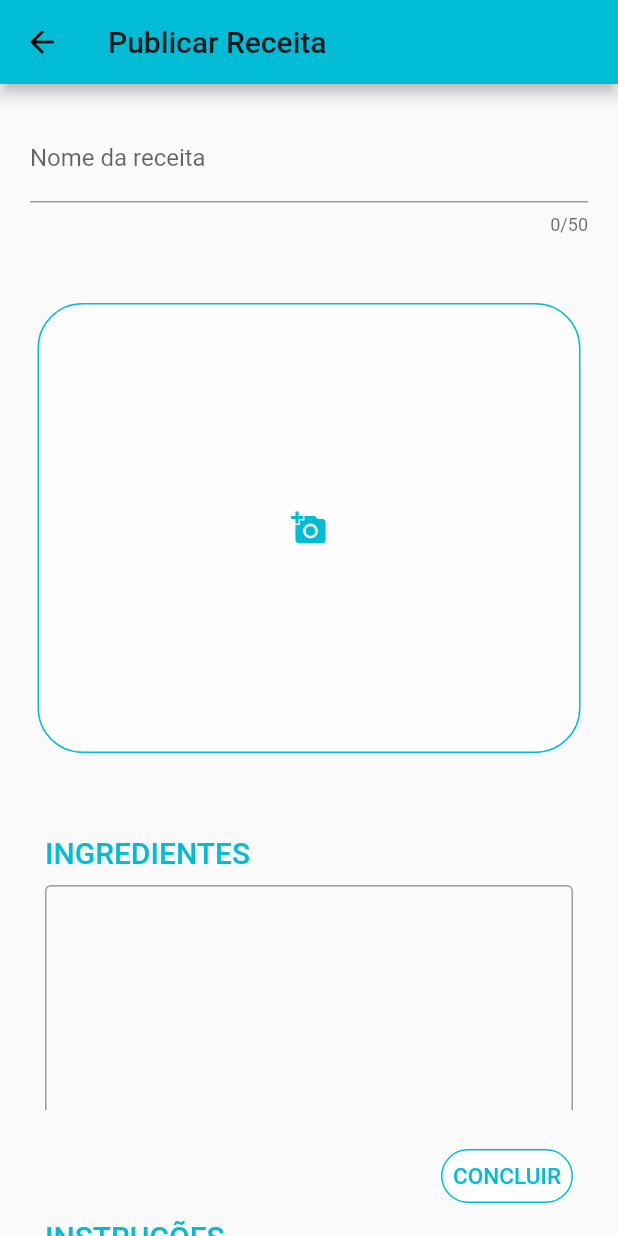
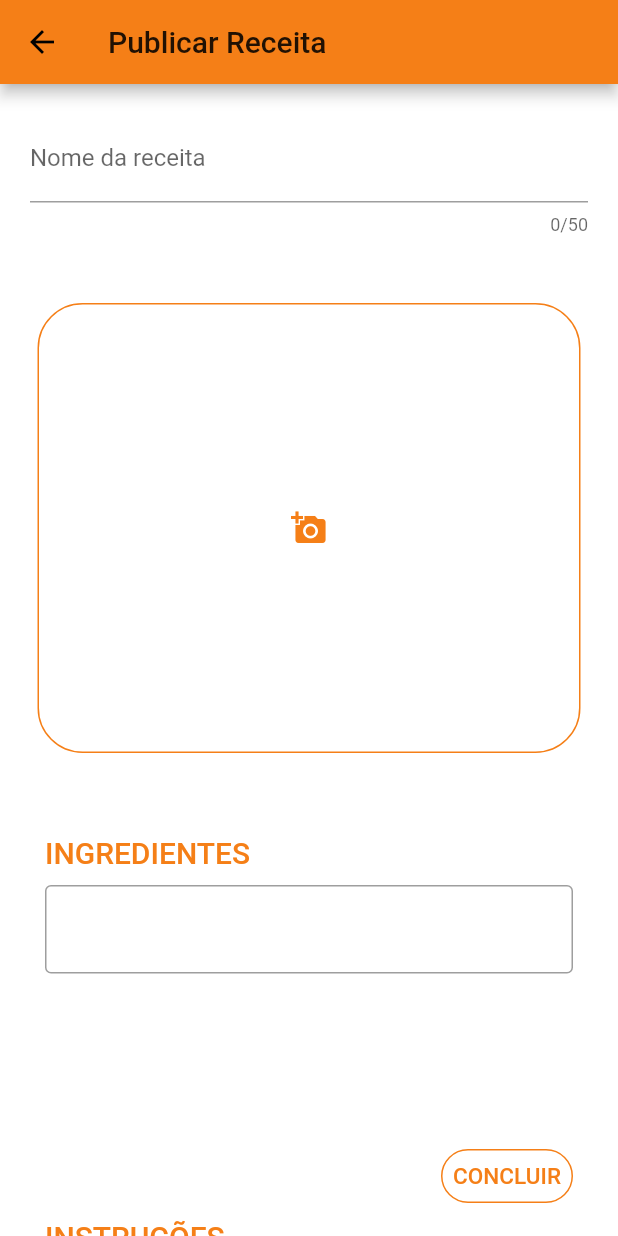
Before and after one commit to inesmcm26/receitON, a Flutter app: the publishRecipe screen opened directly, on a phone screen of 412 x 824 dp. Run offline on Flutter 3.47's test engine with Material 2 defaults, Android fonts, the phone set to English and light mode, and no system bars; our stand-ins replace google_fonts, image_picker, shared_preferences; missing offline and left inert: icon_shadow, mysql1; accounts and stored records are empty; network calls fail; Roboto replaces fonts that are missing (Kanit).

Commit message:
new commit

```diff
--- a/lib/screens/publishRecipe.dart
+++ b/lib/screens/publishRecipe.dart
@@ -50,8 +50,11 @@ class publishRecipeState extends State<publishRecipe>{
   Widget build(BuildContext context) {
     // TODO: implement build
     return Scaffold (
+      backgroundColor: Colors.white,
       appBar: new AppBar(
-      title: new Text('Publicar Receita')),
+      title: new Text('Publicar Receita'),
+          backgroundColor: Color(0xFFF57F17),
+      ),
       body: SingleChildScrollView(
         scrollDirection: Axis.vertical,
         child: Column(
@@ -81,11 +84,11 @@ class publishRecipeState extends State<publishRecipe>{
                       height: 300,
                       decoration: BoxDecoration(
                         color: Colors.white70,
-                        border: Border.all(color: Colors.cyan,
+                        border: Border.all(color: Color(0xFFF57F17),
                         width: 1),
                         borderRadius: BorderRadius.circular(30.0),
                       ),
-                      child: _image == null ? Icon (Icons.add_a_photo, color: Colors.cyan,): Image.file(_image),
+                      child: _image == null ? Icon (Icons.add_a_photo, color: Color(0xFFF57F17),): Image.file(_image),
                     ),
                   ),
                 ),
@@ -96,7 +99,7 @@ class publishRecipeState extends State<publishRecipe>{
                   textAlign: TextAlign.left,
                   style: GoogleFonts.kanit(
                       fontSize: 20,
-                      color: Colors.cyan,
+                      color: Color(0xFFF57F17),
                       fontWeight: FontWeight.w500),
                 ),
               ),
@@ -107,7 +110,7 @@ class publishRecipeState extends State<publishRecipe>{
                   child: SingleChildScrollView(
                     scrollDirection: Axis.vertical,
                     child: new TextField(
-                      maxLines: 99,
+                      keyboardType: TextInputType.multiline,
                       enabled: _ingredientsTextFieldEnabled,
                       selectionWidthStyle: BoxWidthStyle.max,
                       decoration: InputDecoration(
@@ -124,7 +127,7 @@ class publishRecipeState extends State<publishRecipe>{
                   child: FlatButton(
                     color: Colors.white,
                     shape: RoundedRectangleBorder(
-                      side: BorderSide(color: Colors.cyan,
+                      side: BorderSide(color: Color(0xFFF57F17),
                           width: 1,
                           style: BorderStyle.solid),
                       borderRadius: BorderRadius.circular(80.0),
@@ -135,7 +138,7 @@ class publishRecipeState extends State<publishRecipe>{
                       textAlign: TextAlign.center,
                       style: GoogleFonts.kanit(
                           fontSize: 15,
-                          color: Colors.cyan,
+                          color: Color(0xFFF57F17),
                           fontWeight: FontWeight.w500),
                     ),
                     onPressed: () {
@@ -160,7 +163,7 @@ class publishRecipeState extends State<publishRecipe>{
                   textAlign: TextAlign.left,
                   style: GoogleFonts.kanit(
                       fontSize: 20,
-                      color: Colors.cyan,
+                      color: Color(0xFFF57F17),
                       fontWeight: FontWeight.w500),
                 ),
               ),
@@ -171,7 +174,7 @@ class publishRecipeState extends State<publishRecipe>{
                   child: SingleChildScrollView(
                     scrollDirection: Axis.vertical,
                     child: new TextField(
-                      maxLines: 99,
+                      keyboardType: TextInputType.multiline,
                       enabled: _methodTextFieldEnabled,
                       selectionWidthStyle: BoxWidthStyle.max,
                       decoration: InputDecoration(
@@ -188,7 +191,7 @@ class publishRecipeState extends State<publishRecipe>{
                   child: FlatButton(
                     color: Colors.white,
                     shape: RoundedRectangleBorder(
-                      side: BorderSide(color: Colors.cyan,
+                      side: BorderSide(color: Color(0xFFF57F17),
                           width: 1,
                           style: BorderStyle.solid),
                       borderRadius: BorderRadius.circular(80.0),
@@ -199,7 +202,7 @@ class publishRecipeState extends State<publishRecipe>{
                       textAlign: TextAlign.center,
                       style: GoogleFonts.kanit(
                           fontSize: 15,
-                          color: Colors.cyan,
+                          color: Color(0xFFF57F17),
                           fontWeight: FontWeight.w500),
                     ),
                     onPressed: () {
@@ -223,7 +226,7 @@ class publishRecipeState extends State<publishRecipe>{
                   textAlign: TextAlign.left,
                   style: GoogleFonts.kanit(
                       fontSize: 20,
-                      color: Colors.cyan,
+                      color: Color(0xFFF57F17),
                       fontWeight: FontWeight.w500),
                 ),
               ),
@@ -242,7 +245,7 @@ class publishRecipeState extends State<publishRecipe>{
                             _VegChecked = value;
                           });
                         },
-                        activeColor: Colors.cyan,
+                        activeColor: Color(0xFFF57F17),
                         checkColor: Colors.white,
                       ),
                     ),
@@ -256,7 +259,7 @@ class publishRecipeState extends State<publishRecipe>{
                             _VeganChecked = value;
                           });
                         },
-                        activeColor: Colors.cyan,
+                        activeColor: Color(0xFFF57F17),
                         checkColor: Colors.white,
                       ),
                     ),
@@ -277,7 +280,7 @@ class publishRecipeState extends State<publishRecipe>{
                             _KetoChecked = value;
                           });
                         },
-                        activeColor: Colors.cyan,
+                        activeColor: Color(0xFFF57F17),
                         checkColor: Colors.white,
                       ),
                     ),
@@ -291,7 +294,7 @@ class publishRecipeState extends State<publishRecipe>{
                             _PaleoChecked = value;
                           });
                         },
-                        activeColor: Colors.cyan,
+                        activeColor: Color(0xFFF57F17),
                         checkColor: Colors.white,
                       ),
                     ),
@@ -312,7 +315,7 @@ class publishRecipeState extends State<publishRecipe>{
                             _LowCarbChecked = value;
                           });
                         },
-                        activeColor: Colors.cyan,
+                        activeColor: Color(0xFFF57F17),
                         checkColor: Colors.white,
                       ),
                     ),
@@ -326,7 +329,7 @@ class publishRecipeState extends State<publishRecipe>{
                             _GlutenFreeChecked = value;
                           });
                         },
-                        activeColor: Colors.cyan,
+                        activeColor: Color(0xFFF57F17),
                         checkColor: Colors.white,
                       ),
                     ),
@@ -347,7 +350,7 @@ class publishRecipeState extends State<publishRecipe>{
                             _DessertChecked = value;
                           });
                         },
-                        activeColor: Colors.cyan,
+                        activeColor: Color(0xFFF57F17),
                         checkColor: Colors.white,
                       ),
                     ),
@@ -361,7 +364,7 @@ class publishRecipeState extends State<publishRecipe>{
                             _LunchChecked = value;
                           });
                         },
-                        activeColor: Colors.cyan,
+                        activeColor: Color(0xFFF57F17),
                         checkColor: Colors.white,
                       ),
                     ),
@@ -382,7 +385,7 @@ class publishRecipeState extends State<publishRecipe>{
                             _SnackChecked = value;
                           });
                         },
-                        activeColor: Colors.cyan,
+                        activeColor: Color(0xFFF57F17),
                         checkColor: Colors.white,
                       ),
                     ),
@@ -396,7 +399,7 @@ class publishRecipeState extends State<publishRecipe>{
                             _DinnerChecked = value;
                           });
                         },
-                        activeColor: Colors.cyan,
+                        activeColor: Color(0xFFF57F17),
                         checkColor: Colors.white,
                       ),
                     ),
@@ -416,7 +419,7 @@ class publishRecipeState extends State<publishRecipe>{
                           MaterialPageRoute(
                             builder: (BuildContext context) => mainScreen(),)
                       ),
-                      color: Colors.cyan,
+                      color: Color(0xFFF57F17),
 
                       padding: EdgeInsets.all(20.0),
                       shape: RoundedRectangleBorder(
--- a/pubspec.yaml
+++ b/pubspec.yaml
@@ -28,6 +28,7 @@ dependencies:
   shared_preferences: ^0.5.8
   http: ^0.12.2
   mysql1: ^0.17.1
+  icon_shadow: ^1.0.1
 
 
   # The following adds the Cupertino Icons font to your application.
@@ -53,6 +54,10 @@ flutter:
   assets:
      - assets/pasta.jpg
      - assets/quesadillas.jpg
+     - assets/whitelogo.jpg
+     - assets/originallogo.jpg
+     - assets/largewhitelogo.jpg
+     - assets/minilogo.PNG
   #   - images/a_dot_ham.jpeg
 
   # An image asset can refer to one or more resolution-specific "variants", see
```
Also changed, not shown: lib/screens/homeScreen.dart (+30 -10 lines), lib/screens/loginScreen.dart (+30 -8 lines), lib/screens/mainScreen.dart (+93 -7 lines), lib/screens/profileScreen.dart (+29 -30 lines), lib/screens/signupScreen.dart (+25 -9 lines), assets/largewhitelogo.jpg (added), assets/minilogo.PNG (added), assets/originallogo.jpg (added), assets/whitelogo.jpg (added), pubspec.lock.
